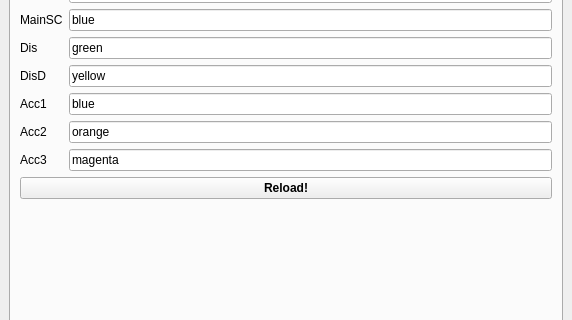
Qt form OTModules/OTInternals/wstyletest.ui (pietr26/OMSI-Tools) before a commit; both pictures show x 0 to 572 and y 158 to 478 of the 572 by 1022 pixel window.
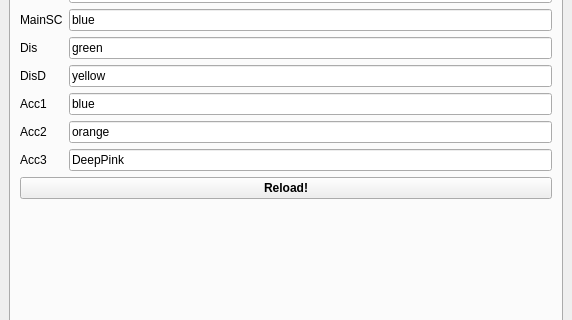
The same form after that commit. Icons and pictures are not drawn.

Commit message: Changed standard values of modular style prefs

```diff
--- a/OTModules/OTInternals/wstyletest.ui
+++ b/OTModules/OTInternals/wstyletest.ui
@@ -179,7 +179,7 @@
             <item row="6" column="1">
              <widget class="QLineEdit" name="ledAcc3">
               <property name="text">
-               <string>magenta</string>
+               <string>DeepPink</string>
               </property>
              </widget>
             </item>
```
